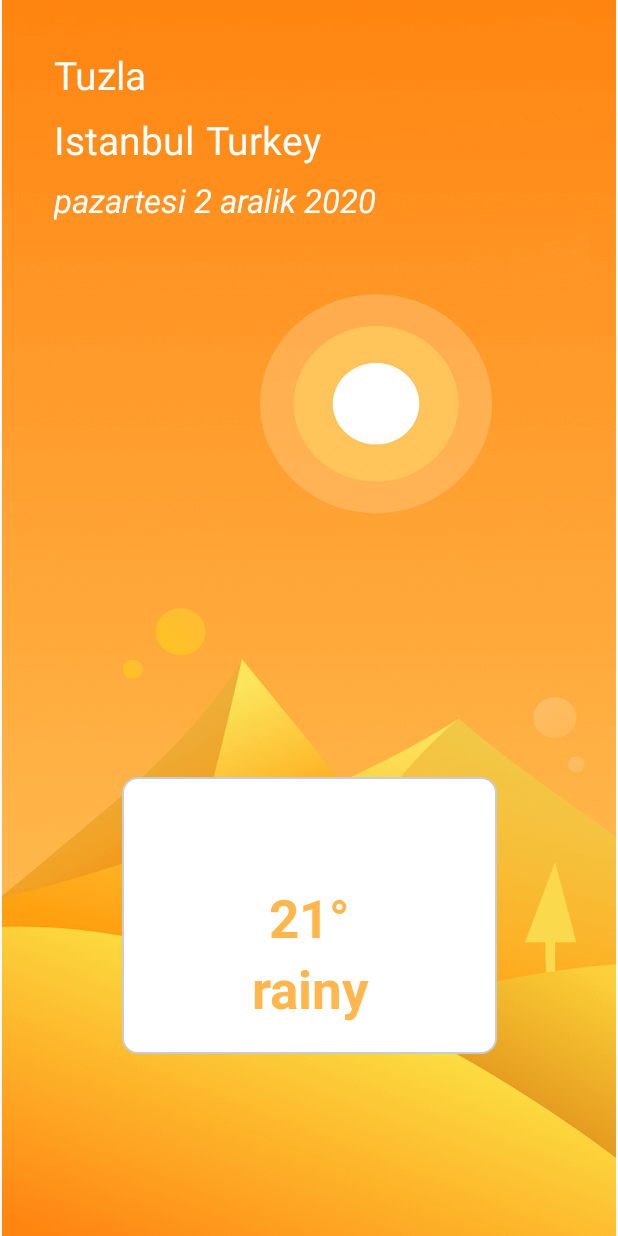
After one commit to Seidov/LocationForecast, an Android app: the DetailForecastFragment screen opened through its navigation route, on a phone screen of 412 x 824 dp. The commit adds this screen. Run offline under Robolectric (Android 15) with nearby library versions, the phone set to English and light mode, and no system bars; our stand-ins replace RxJava; network calls fail; 1 statement that could not run was skipped.

Commit message:
detail forecast was created

```diff
--- a/app/src/main/java/com/sultanseidov/locationforecast/repository/service/IApi.java
+++ b/app/src/main/java/com/sultanseidov/locationforecast/repository/service/IApi.java
@@ -3,6 +3,7 @@ package com.sultanseidov.locationforecast.repository.service;
 import com.sultanseidov.locationforecast.repository.model.AutoCompleteSerachModel;
 import com.sultanseidov.locationforecast.repository.service.responseModel.ResDayOfDailyForecastsModel;
 import com.sultanseidov.locationforecast.repository.service.responseModel.ResGeopositionSearchModel;
+import com.sultanseidov.locationforecast.repository.service.responseModel.ResSearchByLocationKeyModel;
 
 import java.util.List;
 
@@ -33,5 +34,13 @@ public interface IApi {
                                                                @Query("metric")boolean metric);
 
 
+    //Search by locationKey
+    @GET()
+    Single<ResSearchByLocationKeyModel> getSearchByLocationKey(@Url String cityKey,
+                                                               @Query("apikey") String apikey,
+                                                               @Query("language")String language);
+
+
+
 
 }
--- a/app/src/main/java/com/sultanseidov/locationforecast/repository/service/ServiceClient.java
+++ b/app/src/main/java/com/sultanseidov/locationforecast/repository/service/ServiceClient.java
@@ -3,6 +3,7 @@ package com.sultanseidov.locationforecast.repository.service;
 import com.sultanseidov.locationforecast.repository.model.AutoCompleteSerachModel;
 import com.sultanseidov.locationforecast.repository.service.responseModel.ResDayOfDailyForecastsModel;
 import com.sultanseidov.locationforecast.repository.service.responseModel.ResGeopositionSearchModel;
+import com.sultanseidov.locationforecast.repository.service.responseModel.ResSearchByLocationKeyModel;
 
 import java.util.List;
 
@@ -14,7 +15,9 @@ import retrofit2.converter.gson.GsonConverterFactory;
 public class ServiceClient {
     public static String BASE_URL = "http://dataservice.accuweather.com/";
     //public static String APIKEY="V7vxIQiXA6gpoB7PIJrcpmpSpTwrcOIR";
-    public static String APIKEY="my38hJVxUYKPMQUM4J8LSdPAxOZaWxuF";
+    //public static String APIKEY="my38hJVxUYKPMQUM4J8LSdPAxOZaWxuF";
+    public static String APIKEY="s3tO5VV8SiGCfrnS7lJ0WuYh4Vp90FB4";
+
 
 
     private static ServiceClient instance;
@@ -48,4 +51,8 @@ public class ServiceClient {
     public Single<List<AutoCompleteSerachModel>> getAutocompleteSearch(String apikey, String q, String language) {
         return api.getAutocompleteSearch(apikey,q, language);
     }
+
+    public Single<ResSearchByLocationKeyModel> getSearchByLocationKey(String urlCityKey, String apikey, String language) {
+        return api.getSearchByLocationKey(urlCityKey,apikey, language);
+    }
 }
--- a/app/src/main/java/com/sultanseidov/locationforecast/view/fragment/CurrentLocationFragment.java
+++ b/app/src/main/java/com/sultanseidov/locationforecast/view/fragment/CurrentLocationFragment.java
@@ -1,12 +1,10 @@
 package com.sultanseidov.locationforecast.view.fragment;
 
 import android.Manifest;
-import android.annotation.SuppressLint;
 import android.content.Context;
 import android.content.pm.PackageManager;
 import android.location.Location;
 import android.location.LocationManager;
-import android.media.Image;
 import android.os.Build;
 import android.os.Bundle;
 
@@ -31,11 +29,8 @@ import com.sultanseidov.locationforecast.R;
 import com.sultanseidov.locationforecast.Util.Utils;
 import com.sultanseidov.locationforecast.repository.service.responseModel.ResDayOfDailyForecastsModel;
 import com.sultanseidov.locationforecast.repository.service.responseModel.ResGeopositionSearchModel;
-import com.sultanseidov.locationforecast.view.activity.MainActivity;
 import com.sultanseidov.locationforecast.view.adapter.FiveDaysofDailyForecastsAdapter;
-import com.sultanseidov.locationforecast.viewModel.CurrentLocationViewModel;
-
-import org.w3c.dom.Text;
+import com.sultanseidov.locationforecast.viewModel.LocationForecastViewModel;
 
 import java.util.ArrayList;
 
@@ -56,14 +51,14 @@ public class CurrentLocationFragment extends Fragment {
 
     LinearLayout linearSearchLayout;
     String stringDefaultCityKey="318251";
-    CurrentLocationViewModel viewModel;
+    LocationForecastViewModel viewModel;
     FiveDaysofDailyForecastsAdapter adapter = new FiveDaysofDailyForecastsAdapter(new ArrayList<>());
 
     @Override
     public void onCreate(Bundle savedInstanceState) {
         super.onCreate(savedInstanceState);
         locationManager = (LocationManager) requireActivity().getSystemService(Context.LOCATION_SERVICE);
-        viewModel = ViewModelProviders.of(getActivity()).get(CurrentLocationViewModel.class);
+        viewModel = ViewModelProviders.of(getActivity()).get(LocationForecastViewModel.class);
 
 
     }
--- /dev/null
+++ b/app/src/main/java/com/sultanseidov/locationforecast/view/fragment/DetailForecastFragment.java
@@ -0,0 +1,155 @@
+package com.sultanseidov.locationforecast.view.fragment;
+
+import android.os.Bundle;
+import android.view.LayoutInflater;
+import android.view.View;
+import android.view.ViewGroup;
+import android.widget.ImageView;
+import android.widget.TextView;
+import android.widget.Toast;
+
+import androidx.annotation.Nullable;
+import androidx.constraintlayout.widget.ConstraintLayout;
+import androidx.fragment.app.Fragment;
+import androidx.lifecycle.ViewModelProviders;
+
+import com.sultanseidov.locationforecast.R;
+import com.sultanseidov.locationforecast.Util.Utils;
+import com.sultanseidov.locationforecast.repository.service.responseModel.ResDayOfDailyForecastsModel;
+import com.sultanseidov.locationforecast.repository.service.responseModel.ResSearchByLocationKeyModel;
+import com.sultanseidov.locationforecast.viewModel.LocationForecastViewModel;
+
+public class DetailForecastFragment extends Fragment {
+
+    View view;
+    ConstraintLayout constraintLayout;
+
+    TextView textLocalizedName;
+    TextView textAALocalizedName;
+    TextView textCountryLocalizedName;
+    TextView textDetailForecatsCurrentDate;
+
+    ImageView imageViewDetailForecatsIcon;
+    TextView textDetailForecatsTemperature;
+    TextView textDetailForecatsPhrase;
+
+    LocationForecastViewModel viewModel;
+    String cityKey = "";
+
+
+    @Override
+    public void onCreate(Bundle savedInstanceState) {
+        super.onCreate(savedInstanceState);
+        cityKey = getArguments().getString("cityKey");
+        viewModel = ViewModelProviders.of(getActivity()).get(LocationForecastViewModel.class);
+
+    }
+
+    @Override
+    public View onCreateView(LayoutInflater inflater, ViewGroup container,
+                             Bundle savedInstanceState) {
+        view = inflater.inflate(R.layout.fragment_detail_forecast, container, false);
+        initUIComponent();
+
+        viewModel.refreshDayOfDailyForecastsModelData(cityKey);
+        viewModel.refreshSearchByLocationKeyModelData(cityKey);
+
+        observerDayOfDailyForecastsViewModel();
+        observerSearchByLocationKeyViewModel();
+
+        return view;
+    }
+
+    @Override
+    public void onActivityCreated(@Nullable Bundle savedInstanceState) {
+        super.onActivityCreated(savedInstanceState);
+
+    }
+
+    private void observerDayOfDailyForecastsViewModel() {
+        viewModel.dayOfDailyForecastsMutableLiveData.observe(this, (ResDayOfDailyForecastsModel resDayOfDailyForecastsModel) -> {
+
+            if (resDayOfDailyForecastsModel != null) {
+
+                textDetailForecatsCurrentDate.setText(Utils.getDateNameByEpochDate(resDayOfDailyForecastsModel.getDailyForecasts().get(0).getEpochDate()));
+                textDetailForecatsTemperature.setText(Utils.getCelsiusByFahrenheit(resDayOfDailyForecastsModel.getDailyForecasts().get(0).getTemperature().getMinimum().getValue(),resDayOfDailyForecastsModel.getDailyForecasts().get(0).getTemperature().getMaximum().getValue())+"°");
+                imageViewDetailForecatsIcon.setImageResource(Utils.getIconByIconId(resDayOfDailyForecastsModel.getDailyForecasts().get(0).getDay().getIcon()));
+                textDetailForecatsPhrase.setText(resDayOfDailyForecastsModel.getDailyForecasts().get(0).getDay().getIconPhrase());
+
+                if (Utils.isDay(resDayOfDailyForecastsModel.getDailyForecasts().get(0).getEpochDate())) {
+                    constraintLayout.setBackgroundResource(Utils.getImageByDayOrNight(true));
+                } else {
+                    constraintLayout.setBackgroundResource(Utils.getImageByDayOrNight(false));
+                }
+
+
+                //Toast.makeText(getContext(), "notnull", Toast.LENGTH_SHORT).show();
+
+            } else {
+
+                //Toast.makeText(getContext(), "null", Toast.LENGTH_SHORT).show();
+            }
+
+
+        });
+
+        viewModel.dayOfDailyForecastsMutableLiveDataLoadError.observe(this, isError -> {
+            if (isError != null) {
+
+            }
+        });
+
+        viewModel.dayOfDailyForecastsMutableLiveDataLoading.observe(this, isLoading -> {
+            if (isLoading != null) {
+
+            }
+        });
+    }
+
+    private void observerSearchByLocationKeyViewModel() {
+
+        viewModel.searchByLocationKeyModelMutableLiveData.observe(this, (ResSearchByLocationKeyModel resSearchByLocationKeyModel) -> {
+
+            if (resSearchByLocationKeyModel != null) {
+
+                textLocalizedName.setText(resSearchByLocationKeyModel.getLocalizedName());
+                textAALocalizedName.setText(resSearchByLocationKeyModel.getAdministrativeArea().getLocalizedName());
+                textCountryLocalizedName.setText(resSearchByLocationKeyModel.getCountry().getCountryLocalizedName());
+
+                Toast.makeText(getContext(), " searchByLocationKeyModelMutableLiveData notnull", Toast.LENGTH_SHORT).show();
+
+            } else {
+
+                Toast.makeText(getContext(), "searchByLocationKeyModelMutableLiveData null", Toast.LENGTH_SHORT).show();
+            }
+
+
+        });
+
+        viewModel.searchByLocationKeyModelMutableLiveDataLoadError.observe(this, isError -> {
+            if (isError != null) {
+
+            }
+        });
+
+        viewModel.searchByLocationKeyModelMutableLiveDataLoading.observe(this, isLoading -> {
+            if (isLoading != null) {
+
+            }
+        });
+    }
+
+    private void initUIComponent() {
+
+        constraintLayout = view.findViewById(R.id.constraintLayout);
+        textLocalizedName = view.findViewById(R.id.textLocalizedName);
+        textAALocalizedName = view.findViewById(R.id.textAALocalizedName);
+        textCountryLocalizedName = view.findViewById(R.id.textCountryLocalizedName);
+        textDetailForecatsCurrentDate = view.findViewById(R.id.textDetailForecatsCurrentDate);
+
+        imageViewDetailForecatsIcon = view.findViewById(R.id.imageViewDetailForecatsIcon);
+        textDetailForecatsTemperature = view.findViewById(R.id.textDetailForecatsTemperature);
+        textDetailForecatsPhrase = view.findViewById(R.id.textDetailForecatsPhrase);
+    }
+
+}
--- /dev/null
+++ b/app/src/main/java/com/sultanseidov/locationforecast/viewModel/LocationForecastViewModel.java
@@ -0,0 +1,158 @@
+package com.sultanseidov.locationforecast.viewModel;
+
+import androidx.lifecycle.MutableLiveData;
+import androidx.lifecycle.ViewModel;
+
+import com.sultanseidov.locationforecast.repository.service.ServiceClient;
+import com.sultanseidov.locationforecast.repository.service.responseModel.ResDayOfDailyForecastsModel;
+import com.sultanseidov.locationforecast.repository.service.responseModel.ResGeopositionSearchModel;
+import com.sultanseidov.locationforecast.repository.service.responseModel.ResSearchByLocationKeyModel;
+
+import io.reactivex.android.schedulers.AndroidSchedulers;
+import io.reactivex.disposables.CompositeDisposable;
+import io.reactivex.observers.DisposableSingleObserver;
+import io.reactivex.schedulers.Schedulers;
+
+public class LocationForecastViewModel extends ViewModel {
+
+    //geopositionSearch
+    public MutableLiveData<ResGeopositionSearchModel> geopositionSearchModelMutableLiveData = new MutableLiveData<ResGeopositionSearchModel>();
+    public MutableLiveData<Boolean> geopositionSearchModelMutableLiveDataLoadError = new MutableLiveData<Boolean>();
+    public MutableLiveData<Boolean> geopositionSearchModelMutableLiveDataDataLoading = new MutableLiveData<Boolean>();
+    //dayOfDailyForecasts
+    public MutableLiveData<ResDayOfDailyForecastsModel> dayOfDailyForecastsMutableLiveData = new MutableLiveData<ResDayOfDailyForecastsModel>();
+    public MutableLiveData<Boolean> dayOfDailyForecastsMutableLiveDataLoadError = new MutableLiveData<Boolean>();
+    public MutableLiveData<Boolean> dayOfDailyForecastsMutableLiveDataLoading = new MutableLiveData<Boolean>();
+
+    //geopositionSearch
+    public MutableLiveData<ResSearchByLocationKeyModel> searchByLocationKeyModelMutableLiveData = new MutableLiveData<ResSearchByLocationKeyModel>();
+    public MutableLiveData<Boolean> searchByLocationKeyModelMutableLiveDataLoadError = new MutableLiveData<Boolean>();
+    public MutableLiveData<Boolean> searchByLocationKeyModelMutableLiveDataLoading = new MutableLiveData<Boolean>();
+
+    CompositeDisposable disposable = new CompositeDisposable();
+    ServiceClient service = ServiceClient.getInstance();
+
+    public void refreshGeopositionSearchModelData(String latlon) {
+        fetchGeopositionSearchModelData(latlon);
+    }
+
+    public void refreshDayOfDailyForecastsModelData(String urlCityKey) {
+        fetchDayOfDailyForecastsModelData(urlCityKey);
+    }
+
+    public void refreshSearchByLocationKeyModelData(String urlCityKey) {
+        fetchSearchByLocationKeyModelData(urlCityKey);
+    }
+
+    private void fetchSearchByLocationKeyModelData(String urlCityKey) {
+
+        searchByLocationKeyModelMutableLiveDataLoading.setValue(true);
+        String url;
+        url = "locations/v1/" + urlCityKey + "";
+        disposable.add(
+                service.getSearchByLocationKey(url,ServiceClient.APIKEY, "en")
+                        .subscribeOn(Schedulers.newThread())
+                        .observeOn(AndroidSchedulers.mainThread())
+                        .subscribeWith(new DisposableSingleObserver<ResSearchByLocationKeyModel>() {
+
+                            @Override
+                            public void onSuccess(ResSearchByLocationKeyModel objectList) {
+
+                                if (objectList != null) {
+                                    searchByLocationKeyModelMutableLiveData.setValue(objectList);
+                                    searchByLocationKeyModelMutableLiveDataLoadError.setValue(false);
+                                    searchByLocationKeyModelMutableLiveDataLoading.setValue(false);
+                                }
+
+                            }
+
+                            @Override
+                            public void onError(Throwable e) {
+
+                                searchByLocationKeyModelMutableLiveDataLoadError.setValue(true);
+                                searchByLocationKeyModelMutableLiveDataLoading.setValue(false);
+                                //e.printStackTrace();
+                                //Log.e("sultan", e.getSuppressed().toString());
+                                //Log.e("sultan", e.getMessage());
+                                //Log.e("sultan", e.getLocalizedMessage());
+                            }
+                        })
+        );
+
+    }
+
+    private void fetchGeopositionSearchModelData(String latlon) {
+        geopositionSearchModelMutableLiveDataDataLoading.setValue(true);
+        disposable.add(
+                service.getGeopositionSearch(ServiceClient.APIKEY, latlon)
+                        .subscribeOn(Schedulers.newThread())
+                        .observeOn(AndroidSchedulers.mainThread())
+                        .subscribeWith(new DisposableSingleObserver<ResGeopositionSearchModel>() {
+
+                            @Override
+                            public void onSuccess(ResGeopositionSearchModel objectList) {
+
+                                if (objectList != null) {
+                                    geopositionSearchModelMutableLiveData.setValue(objectList);
+                                    geopositionSearchModelMutableLiveDataLoadError.setValue(false);
+                                    geopositionSearchModelMutableLiveDataDataLoading.setValue(false);
+                                }
+
+                            }
+
+                            @Override
+                            public void onError(Throwable e) {
+
+                                geopositionSearchModelMutableLiveDataLoadError.setValue(true);
+                                geopositionSearchModelMutableLiveDataDataLoading.setValue(false);
+                                //e.printStackTrace();
+                                //Log.e("sultan", e.getSuppressed().toString());
+                                //Log.e("sultan", e.getMessage());
+                                //Log.e("sultan", e.getLocalizedMessage());
+                            }
+                        })
+        );
+    }
+
+    private void fetchDayOfDailyForecastsModelData(String urlCityKey) {
+        dayOfDailyForecastsMutableLiveDataLoading.setValue(true);
+        String url;
+        url = "forecasts/v1/daily/5day/" + urlCityKey + "";
+        disposable.add(
+                service.getDayOfDailyForecasts(url, ServiceClient.APIKEY, "en", false, false)
+                        .subscribeOn(Schedulers.newThread())
+                        .observeOn(AndroidSchedulers.mainThread())
+                        .subscribeWith(new DisposableSingleObserver<ResDayOfDailyForecastsModel>() {
+
+                            @Override
+                            public void onSuccess(ResDayOfDailyForecastsModel objectList) {
+
+                                if (objectList != null) {
+                                    dayOfDailyForecastsMutableLiveData.setValue(objectList);
+                                    dayOfDailyForecastsMutableLiveDataLoadError.setValue(false);
+                                    dayOfDailyForecastsMutableLiveDataLoading.setValue(false);
+                                }
+
+
+                            }
+
+                            @Override
+                            public void onError(Throwable e) {
+
+                                dayOfDailyForecastsMutableLiveDataLoadError.setValue(true);
+                                dayOfDailyForecastsMutableLiveDataLoading.setValue(false);
+                                //e.printStackTrace();
+                                //Log.e("sultan", e.getSuppressed().toString());
+                                //Log.e("sultan", e.getMessage());
+                                //Log.e("sultan", e.getLocalizedMessage());
+                            }
+                        })
+        );
+    }
+
+    @Override
+    protected void onCleared() {
+        super.onCleared();
+        disposable.clear();
+    }
+}
--- /dev/null
+++ b/app/src/main/res/layout/fragment_detail_forecast.xml
@@ -0,0 +1,113 @@
+<?xml version="1.0" encoding="utf-8"?>
+<FrameLayout xmlns:android="http://schemas.android.com/apk/res/android"
+    xmlns:app="http://schemas.android.com/apk/res-auto"
+    xmlns:tools="http://schemas.android.com/tools"
+    android:layout_width="match_parent"
+    android:background="#E0F2F1"
+    android:layout_height="match_parent"
+    tools:context=".view.fragment.DetailForecastFragment">
+
+    <androidx.constraintlayout.widget.ConstraintLayout
+        android:id="@+id/constraintLayout"
+        android:layout_width="match_parent"
+        android:layout_height="match_parent"
+        android:background="@drawable/day"
+        android:orientation="vertical">
+
+        <TextView
+            android:id="@+id/textLocalizedName"
+            android:layout_width="wrap_content"
+            android:layout_height="wrap_content"
+            android:layout_marginTop="32dp"
+            android:text="Tuzla"
+            android:textColor="@android:color/white"
+            android:textSize="26sp"
+            app:layout_constraintEnd_toEndOf="parent"
+            app:layout_constraintHorizontal_bias="0.1"
+            app:layout_constraintStart_toStartOf="parent"
+            app:layout_constraintTop_toTopOf="parent" />
+
+        <TextView
+            android:id="@+id/textAALocalizedName"
+            android:layout_width="wrap_content"
+            android:layout_height="wrap_content"
+            android:layout_marginTop="8dp"
+            android:text="Istanbul"
+            android:textColor="@android:color/white"
+            android:textSize="26sp"
+            app:layout_constraintStart_toStartOf="@+id/textLocalizedName"
+            app:layout_constraintTop_toBottomOf="@+id/textLocalizedName" />
+
+        <TextView
+            android:id="@+id/textCountryLocalizedName"
+            android:layout_width="wrap_content"
+            android:layout_height="wrap_content"
+            android:layout_marginStart="8dp"
+            android:text="Turkey"
+            android:textColor="@android:color/white"
+            android:textSize="26sp"
+            app:layout_constraintBottom_toBottomOf="@+id/textAALocalizedName"
+            app:layout_constraintStart_toEndOf="@+id/textAALocalizedName"
+            app:layout_constraintTop_toTopOf="@+id/textAALocalizedName" />
+
+        <TextView
+            android:id="@+id/textDetailForecatsCurrentDate"
+            android:layout_width="wrap_content"
+            android:layout_height="wrap_content"
+            android:layout_marginTop="8dp"
+            android:text="pazartesi 2 aralik 2020"
+            android:textColor="@android:color/white"
+            android:textSize="22sp"
+            android:textStyle="italic"
+            app:layout_constraintStart_toStartOf="@+id/textAALocalizedName"
+            app:layout_constraintTop_toBottomOf="@+id/textCountryLocalizedName" />
+
+        <androidx.constraintlayout.widget.ConstraintLayout
+            android:padding="20dp"
+            android:layout_width="250dp"
+            android:layout_height="wrap_content"
+            android:background="@drawable/bg_rd_search"
+            android:orientation="vertical"
+            app:layout_constraintBottom_toBottomOf="parent"
+            app:layout_constraintEnd_toEndOf="parent"
+            app:layout_constraintStart_toStartOf="parent"
+            app:layout_constraintTop_toTopOf="parent"
+            app:layout_constraintVertical_bias="0.81">
+
+            <ImageView
+                android:id="@+id/imageViewDetailForecatsIcon"
+                android:layout_width="50dp"
+                android:layout_height="50dp"
+                app:layout_constraintEnd_toEndOf="parent"
+                app:layout_constraintStart_toStartOf="parent"
+                app:layout_constraintTop_toTopOf="parent" />
+
+            <TextView
+                android:id="@+id/textDetailForecatsTemperature"
+                android:layout_width="wrap_content"
+                android:layout_height="wrap_content"
+                android:gravity="center_horizontal|center_vertical"
+                android:text="21°"
+                android:textColor="#FFB74D"
+                android:textSize="35sp"
+                android:textStyle="bold"
+                app:layout_constraintEnd_toEndOf="@+id/imageViewDetailForecatsIcon"
+                app:layout_constraintStart_toStartOf="@+id/imageViewDetailForecatsIcon"
+                app:layout_constraintTop_toBottomOf="@+id/imageViewDetailForecatsIcon" />
+
+            <TextView
+                android:id="@+id/textDetailForecatsPhrase"
+                android:layout_width="wrap_content"
+                android:layout_height="wrap_content"
+                android:gravity="center_horizontal|center_vertical"
+                android:text="rainy"
+                android:textColor="#FFB74D"
+                android:textSize="35sp"
+                android:textStyle="bold"
+                app:layout_constraintEnd_toEndOf="@+id/textDetailForecatsTemperature"
+                app:layout_constraintStart_toStartOf="@+id/textDetailForecatsTemperature"
+                app:layout_constraintTop_toBottomOf="@+id/textDetailForecatsTemperature" />
+        </androidx.constraintlayout.widget.ConstraintLayout>
+
+    </androidx.constraintlayout.widget.ConstraintLayout>
+</FrameLayout>
--- a/app/src/main/res/navigation/nav_graph.xml
+++ b/app/src/main/res/navigation/nav_graph.xml
@@ -18,5 +18,14 @@
         android:id="@+id/autoCompleteSearchFragment"
         android:name="com.sultanseidov.locationforecast.view.fragment.AutoCompleteSearchFragment"
         android:label="fragment_blank2"
-        tools:layout="@layout/fragment_auto_complete_search" />
+        tools:layout="@layout/fragment_auto_complete_search" >
+        <action
+            android:id="@+id/action_autoCompleteSearchFragment_to_detailForecastFragment"
+            app:destination="@id/detailForecastFragment" />
+    </fragment>
+    <fragment
+        android:id="@+id/detailForecastFragment"
+        android:name="com.sultanseidov.locationforecast.view.fragment.DetailForecastFragment"
+        android:label="fragment_detail_forecast"
+        tools:layout="@layout/fragment_detail_forecast" />
 </navigation>
```
Also changed, not shown: app/src/main/java/com/sultanseidov/locationforecast/Util/Utils.java (+27 -4 lines), app/src/main/java/com/sultanseidov/locationforecast/repository/service/responseModel/ResSearchByLocationKeyModel.java (added, +113 -0 lines), app/src/main/java/com/sultanseidov/locationforecast/view/adapter/AutoCompleteAdapter.java (+6 -3 lines), app/src/main/java/com/sultanseidov/locationforecast/viewModel/CurrentLocationViewModel.java (deleted, +0 -111 lines), app/src/main/res/drawable/day.png (added), app/src/main/res/drawable/night.png (added).
